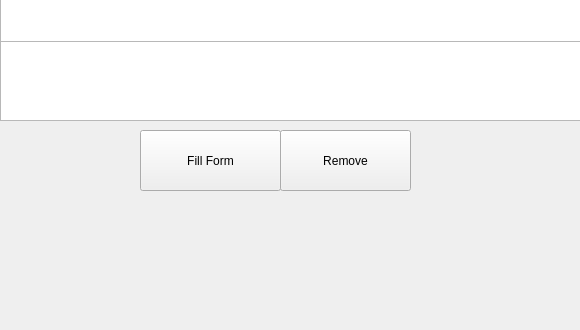
1009166226/Office-Tools, file untitled.ui: the form before one commit; both pictures show x 90 to 670 and y 270 to 600 of the 800 by 600 pixel window.
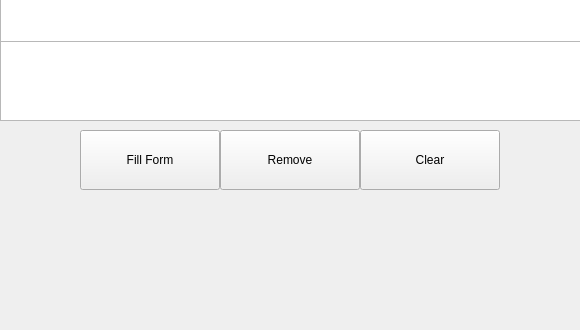
The form after the commit.

What changed in the file:
```diff
--- a/untitled.ui
+++ b/untitled.ui
@@ -30,10 +30,10 @@
    <widget class="QPushButton" name="Filling">
     <property name="geometry">
      <rect>
-      <x>230</x>
+      <x>170</x>
       <y>400</y>
-      <width>141</width>
-      <height>61</height>
+      <width>140</width>
+      <height>60</height>
      </rect>
     </property>
     <property name="text">
@@ -77,16 +77,29 @@
    <widget class="QPushButton" name="Remove">
     <property name="geometry">
      <rect>
-      <x>370</x>
+      <x>310</x>
       <y>400</y>
-      <width>131</width>
-      <height>61</height>
+      <width>140</width>
+      <height>60</height>
      </rect>
     </property>
     <property name="text">
      <string>Remove</string>
     </property>
    </widget>
+   <widget class="QPushButton" name="Clear">
+    <property name="geometry">
+     <rect>
+      <x>450</x>
+      <y>400</y>
+      <width>140</width>
+      <height>60</height>
+     </rect>
+    </property>
+    <property name="text">
+     <string>Clear</string>
+    </property>
+   </widget>
   </widget>
   <widget class="QMenuBar" name="menubar">
    <property name="geometry">
```
Left out of the diff: 2 changed lines with no effect on the pictures.
